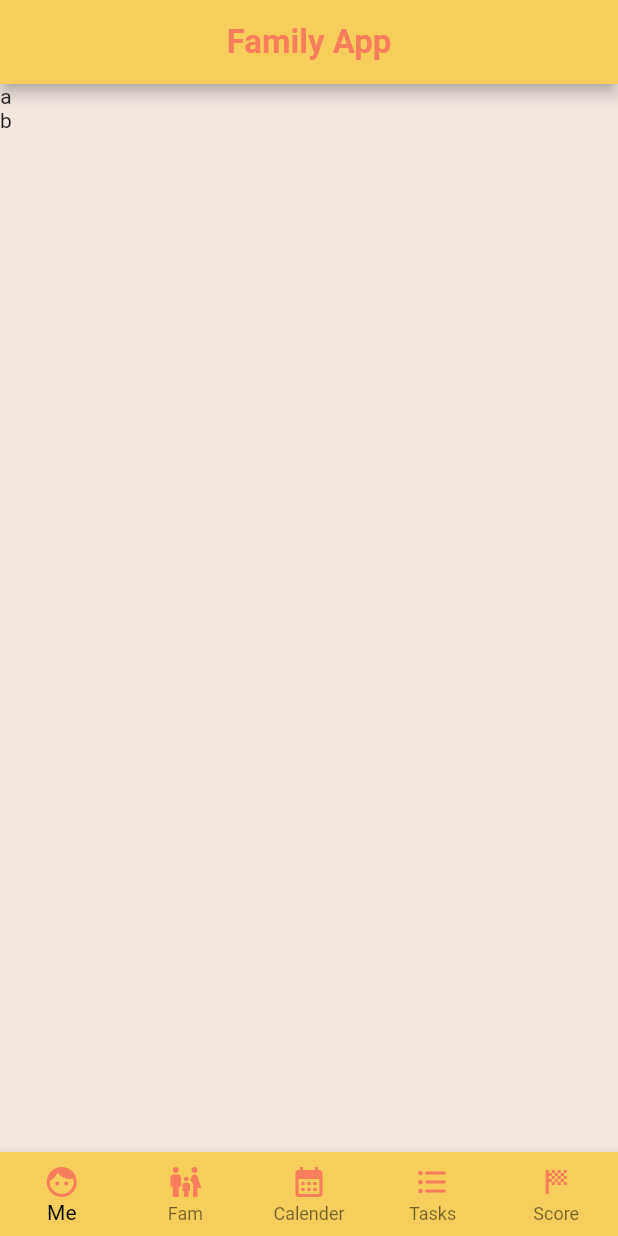
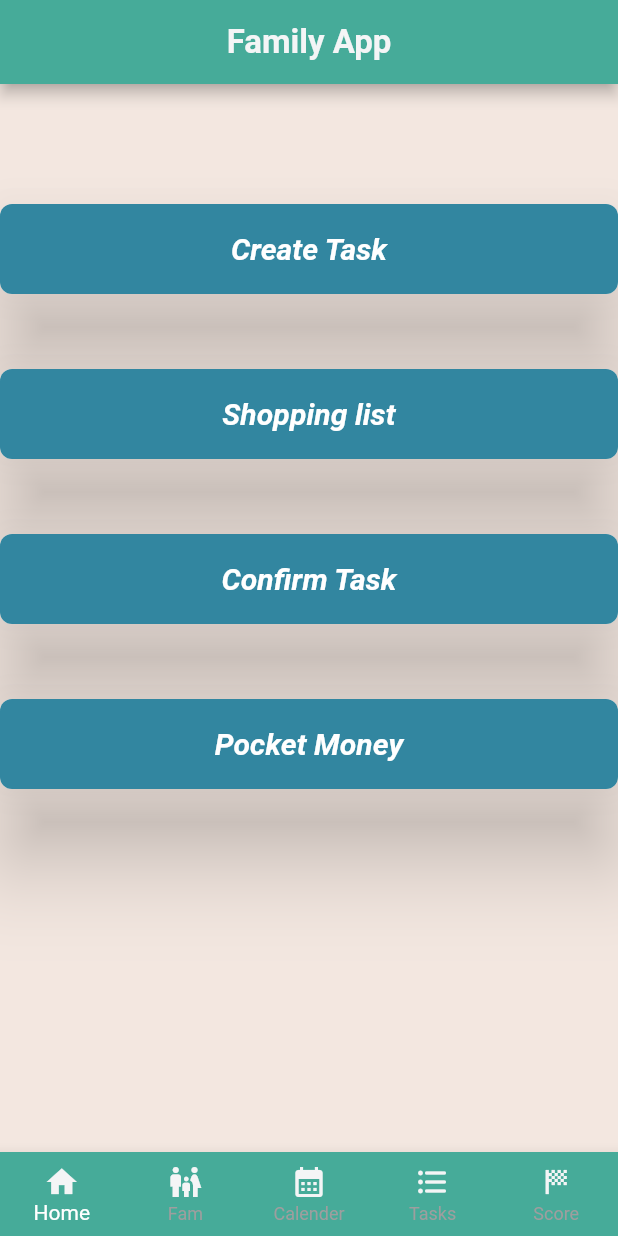
Before and after one commit to Bulut61/My-first-app, a Flutter app: the screen it shows after launch, on a phone screen of 412 x 824 dp. Run offline on Flutter 3.47's test engine with Material 2 defaults, Android fonts, the phone set to English and light mode, and no system bars; Roboto replaces fonts that are missing (Rubik).

Commit message:
neuer custombutton gebaut und in die homepage integriert noch keine funktionalitaet

```diff
--- a/lib/main.dart
+++ b/lib/main.dart
@@ -16,6 +16,9 @@ class MyApp extends StatelessWidget {
       theme: AppTheme.lightTheme,
       themeMode: ThemeMode.light,
       home: Homepage(),
+      routes: const <String, WidgetBuilder>{
+        //"/root": (BuildContext context) => RootWidget(),
+      },
     );
   }
 }
--- a/lib/presentation/pages/homepage.dart
+++ b/lib/presentation/pages/homepage.dart
@@ -1,10 +1,16 @@
 import 'package:flutter/material.dart';
 import 'package:flutter/src/widgets/container.dart';
 import 'package:flutter/src/widgets/framework.dart';
+import 'package:projekt/presentation/widgets/custom_button.dart';
 
-class Homepage extends StatelessWidget {
+class Homepage extends StatefulWidget {
   const Homepage({super.key});
 
+  @override
+  State<Homepage> createState() => _HomepageState();
+}
+
+class _HomepageState extends State<Homepage> {
   @override
   Widget build(BuildContext context) {
     final ThemeData themeData = Theme.of(context);
@@ -18,18 +24,25 @@ class Homepage extends StatelessWidget {
       ),
       body: Column(
         children: [
-          Text("a"),
-          Text("b"),
+          SizedBox(height: 80),
+          CustomButton(onPressed: () {}, text: "Create Task", buttonColor: themeData.colorScheme.primary),
+          SizedBox(height: 50),
+          CustomButton(onPressed: () {}, text: "Shopping list", buttonColor: themeData.colorScheme.primary),
+          SizedBox(height: 50),
+          CustomButton(onPressed: () {}, text: "Confirm Task", buttonColor: themeData.colorScheme.primary),
+          SizedBox(height: 50),
+          CustomButton(onPressed: () {}, text: "Pocket Money", buttonColor: themeData.colorScheme.primary),
         ],
       ),
       bottomNavigationBar: BottomNavigationBar(
-        selectedItemColor: Colors.black,
+        unselectedItemColor: Colors.grey,
+        selectedItemColor: Colors.white,
         type: BottomNavigationBarType.fixed,
         backgroundColor: themeData.appBarTheme.color,
         items: <BottomNavigationBarItem>[
           BottomNavigationBarItem(
-            icon: Icon(Icons.face, color: themeData.bottomAppBarColor),
-            label: 'Me',
+            icon: Icon(Icons.home, color: themeData.bottomAppBarColor),
+            label: 'Home',
           ),
           BottomNavigationBarItem(
             icon: Icon(Icons.family_restroom, color: themeData.bottomAppBarColor),
--- /dev/null
+++ b/lib/presentation/widgets/custom_button.dart
@@ -0,0 +1,32 @@
+import 'package:flutter/material.dart';
+import 'package:flutter/src/widgets/container.dart';
+import 'package:flutter/src/widgets/framework.dart';
+
+class CustomButton extends StatelessWidget {
+  final Function onPressed;
+  final String text;
+  final Color buttonColor;
+  const CustomButton({super.key, required this.onPressed, required this.text, required this.buttonColor});
+
+  @override
+  Widget build(BuildContext context) {
+    return InkWell(
+      onTap: () => onPressed(),
+      child: Material(
+        elevation: 26,
+        borderRadius: BorderRadius.circular(8),
+        child: Container(
+          height: 60,
+          width: double.infinity,
+          decoration: BoxDecoration(borderRadius: BorderRadius.circular(8), color: buttonColor),
+          child: Center(
+            child: Text(
+              text,
+              style: const TextStyle(fontSize: 20, fontWeight: FontWeight.bold, fontStyle: FontStyle.italic, color: Colors.white),
+            ),
+          ),
+        ),
+      ),
+    );
+  }
+}
--- a/lib/theme.dart
+++ b/lib/theme.dart
@@ -3,11 +3,11 @@ import 'package:flutter/material.dart';
 class AppTheme {
   AppTheme._(); // leerer konstruktor
 
-  static final Color _lightPrimaryColor = Colors.blueGrey.shade50; //#DDBEA9 könnte man probieren
+  static final Color _lightPrimaryColor = Color.fromRGBO(0, 105, 137, 0.8); //Colors.blueGrey.shade50; //#DDBEA9 könnte man probieren
   static final Color _lightPrimaryVariantColor = Colors.blueGrey.shade800;
   static final Color _lightOnPrimaryColor = Color.fromRGBO(243, 231, 224, 1); //#F3E7E0
-  static const Color _lightTextColorPrimary = Color.fromRGBO(247, 126, 92, 1); //#F77E5C
-  static const Color _appbarColorLight = Color.fromRGBO(247, 206, 91, 1); //#F7CE5B
+  static const Color _lightTextColorPrimary = Color.fromRGBO(244, 245, 246, 1); //#F4F5F6
+  static const Color _appbarColorLight = Color.fromRGBO(70, 171, 153, 1); //Color.fromRGBO(248, 249, 145, 1); //#F8F991
 
   static final Color _darkPrimaryColor = Colors.blueGrey.shade900;
   static const Color _darkPrimaryVariantColor = Colors.black;
```
